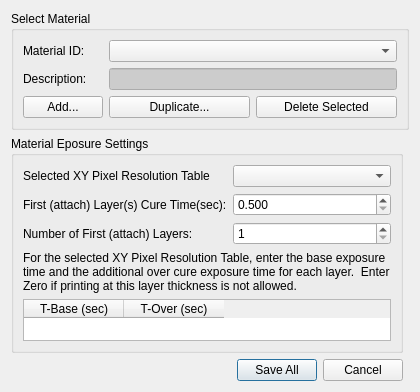
Qt form B9Creator/dlgmaterialsmanager.ui (B9Creations/B9Creator) before a commit.
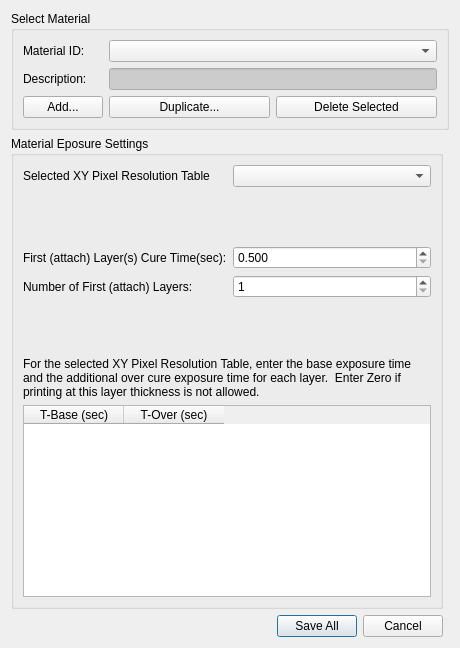
The same form after that commit.

```diff
--- a/B9Creator/dlgmaterialsmanager.ui
+++ b/B9Creator/dlgmaterialsmanager.ui
@@ -6,10 +6,16 @@
    <rect>
     <x>0</x>
     <y>0</y>
-    <width>420</width>
-    <height>374</height>
+    <width>460</width>
+    <height>648</height>
    </rect>
   </property>
+  <property name="sizePolicy">
+   <sizepolicy hsizetype="Minimum" vsizetype="Minimum">
+    <horstretch>0</horstretch>
+    <verstretch>0</verstretch>
+   </sizepolicy>
+  </property>
   <property name="windowTitle">
    <string>Dialog</string>
   </property>
```
